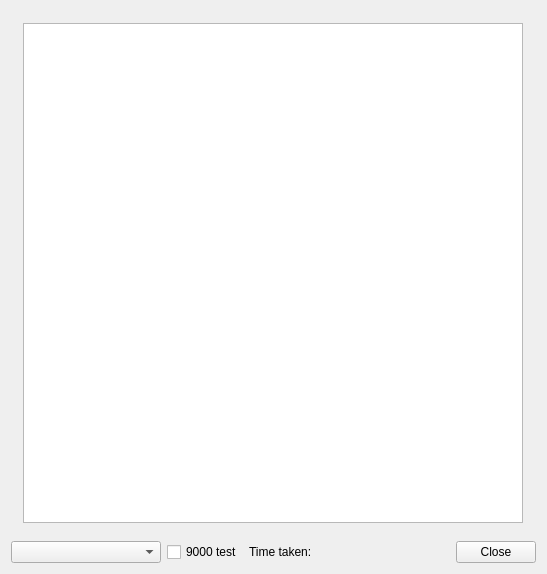
Above: mainwindow.ui from sanchaez/university-tasks before the change. Below: the same form after it.
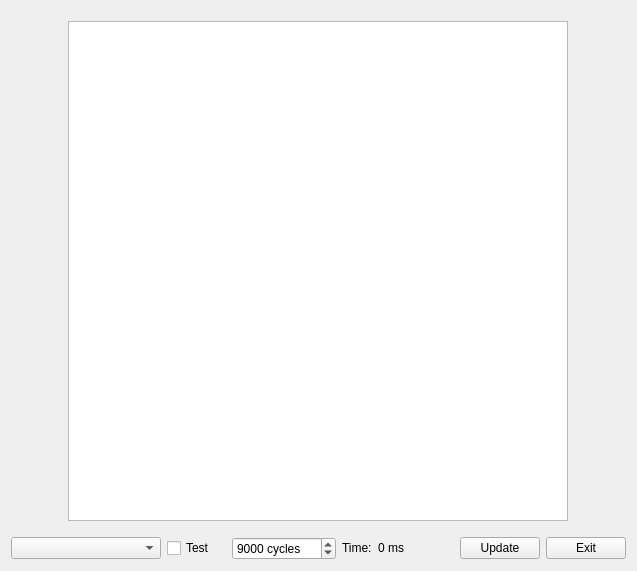
That is the form after the change.

Commit message: cg_lab1: Customisable tests.

```diff
--- a/mainwindow.ui
+++ b/mainwindow.ui
@@ -6,12 +6,12 @@
    <rect>
     <x>0</x>
     <y>0</y>
-    <width>547</width>
-    <height>574</height>
+    <width>637</width>
+    <height>571</height>
    </rect>
   </property>
   <property name="sizePolicy">
-   <sizepolicy hsizetype="Fixed" vsizetype="Fixed">
+   <sizepolicy hsizetype="Expanding" vsizetype="Fixed">
     <horstretch>0</horstretch>
     <verstretch>0</verstretch>
    </sizepolicy>
@@ -77,7 +77,42 @@
       <item>
        <widget class="QCheckBox" name="testCheckBox">
         <property name="text">
-         <string>9000 test</string>
+         <string>Test</string>
+        </property>
+       </widget>
+      </item>
+      <item>
+       <spacer name="horizontalSpacer">
+        <property name="orientation">
+         <enum>Qt::Horizontal</enum>
+        </property>
+        <property name="sizeHint" stdset="0">
+         <size>
+          <width>40</width>
+          <height>20</height>
+         </size>
+        </property>
+       </spacer>
+      </item>
+      <item>
+       <widget class="QSpinBox" name="testSpinBox">
+        <property name="suffix">
+         <string> cycles</string>
+        </property>
+        <property name="prefix">
+         <string/>
+        </property>
+        <property name="minimum">
+         <number>1000</number>
+        </property>
+        <property name="maximum">
+         <number>1000000</number>
+        </property>
+        <property name="singleStep">
+         <number>100</number>
+        </property>
+        <property name="value">
+         <number>9000</number>
         </property>
        </widget>
       </item>
@@ -87,7 +122,7 @@
          <bool>true</bool>
         </property>
         <property name="sizePolicy">
-         <sizepolicy hsizetype="Minimum" vsizetype="Fixed">
+         <sizepolicy hsizetype="Fixed" vsizetype="Fixed">
           <horstretch>0</horstretch>
           <verstretch>0</verstretch>
          </sizepolicy>
@@ -102,12 +137,12 @@
          <string>&lt;html&gt;&lt;head/&gt;&lt;body&gt;&lt;p&gt;Time that takes an alghoritm to complete computations&lt;/p&gt;&lt;/body&gt;&lt;/html&gt;</string>
         </property>
         <property name="text">
-         <string>Time taken: </string>
+         <string>Time:  0 ms</string>
         </property>
        </widget>
       </item>
       <item>
-       <spacer name="horizontalSpacer">
+       <spacer name="horizontalSpacer_2">
         <property name="orientation">
          <enum>Qt::Horizontal</enum>
         </property>
@@ -120,15 +155,16 @@
        </spacer>
       </item>
       <item>
-       <widget class="QDialogButtonBox" name="buttonBox">
-        <property name="sizePolicy">
-         <sizepolicy hsizetype="Expanding" vsizetype="Fixed">
-          <horstretch>0</horstretch>
-          <verstretch>0</verstretch>
-         </sizepolicy>
+       <widget class="QPushButton" name="updateButton">
+        <property name="text">
+         <string>Update</string>
         </property>
-        <property name="standardButtons">
-         <set>QDialogButtonBox::Close</set>
+       </widget>
+      </item>
+      <item>
+       <widget class="QPushButton" name="exitButton">
+        <property name="text">
+         <string>Exit</string>
         </property>
        </widget>
       </item>
```
Left out of the diff: 60 changed lines with no effect on the pictures. The commit also changes 3 other files.
